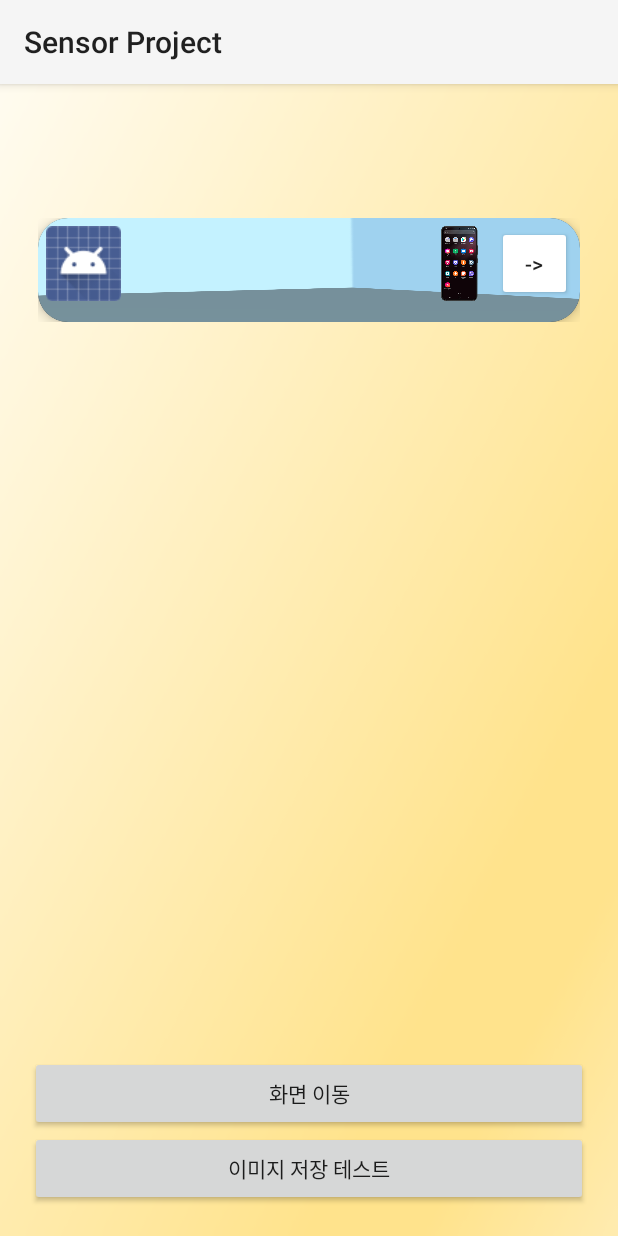
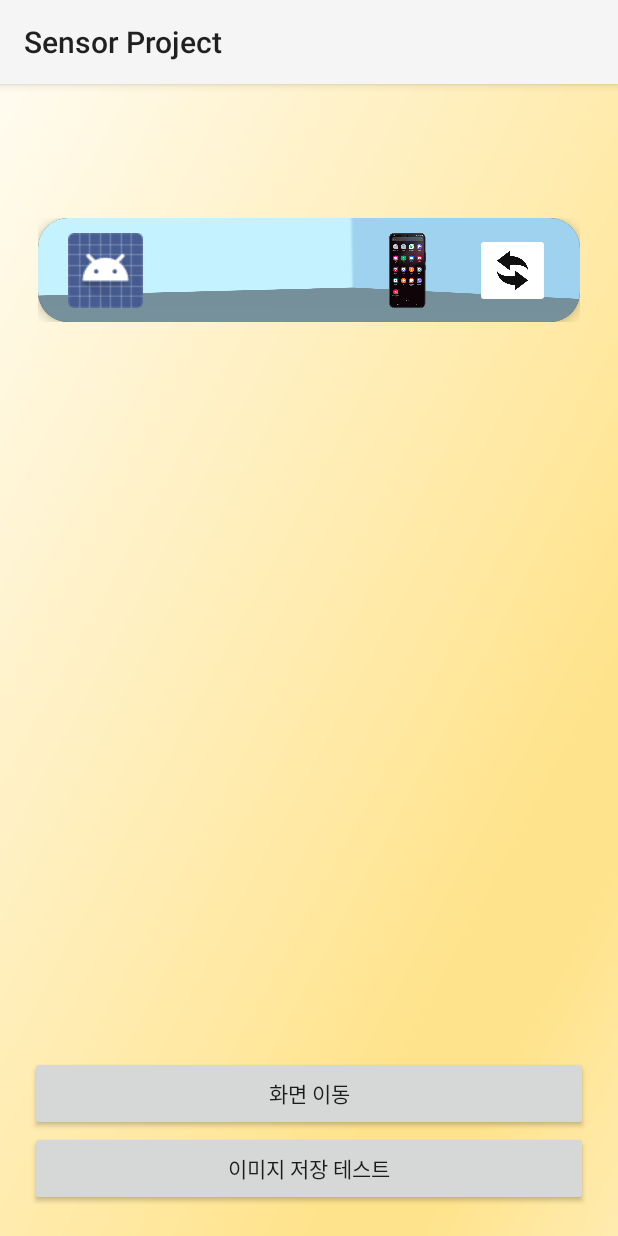
Before and after one commit to sky8492002/project_sensor, an Android app: the screen it shows after launch (MainActivity), on a phone screen of 412 x 824 dp. Run offline under Robolectric (Android 15) with nearby library versions, the phone set to English and light mode, and no system bars; our stand-ins replace Dagger/Hilt's generated code, Room's generated code, data binding, paging; libraries missing offline, so code that uses them is left out: androidx.hilt.work; 3 statements that could not run were skipped.

Commit message:
feat: 기록 열람 화면 레이아웃 수정 (새로고침 버튼 및 기록 텍스트 표시 위치)

```diff
--- a/app/src/main/java/com/choi/sensorproject/ui/showrecord/ShowRecordFragment.kt
+++ b/app/src/main/java/com/choi/sensorproject/ui/showrecord/ShowRecordFragment.kt
@@ -109,9 +109,11 @@ class ShowRecordFragment: Fragment() {
                     val curTime = System.currentTimeMillis()
                     if(centerModel.date == dayFormat.format(curTime) && centerModel.hour == hourFormat.format(curTime)){
                         binding.refreshButton.isEnabled = true
+                        binding.refreshButton.setImageAlpha(0xFF)
                     }
                     else{
                         binding.refreshButton.isEnabled = false
+                        binding.refreshButton.setImageAlpha(0x3F)
                     }
 
                     // 이전 coroutine job cancel 필수
--- a/app/src/main/res/layout/item_app_info.xml
+++ b/app/src/main/res/layout/item_app_info.xml
@@ -28,15 +28,16 @@
             <androidx.constraintlayout.widget.ConstraintLayout
                 android:layout_width="match_parent"
                 android:layout_height="match_parent"
-                android:layout_gravity="center_vertical"
                 android:background="@drawable/room"
-                android:padding="5dp">
+                android:paddingVertical="5dp"
+                android:paddingHorizontal="20dp">
 
                 <ImageView
                     android:id="@+id/app_icon_imageView"
                     android:layout_width="50dp"
                     android:layout_height="50dp"
                     app:layout_constraintTop_toTopOf="parent"
+                    app:layout_constraintBottom_toBottomOf="parent"
                     app:layout_constraintLeft_toLeftOf="parent"
                     bitmap_image = "@{appInfoUIModel.appIcon}"/>
 
@@ -45,17 +46,21 @@
                     android:layout_width="50dp"
                     android:layout_height="50dp"
                     app:layout_constraintTop_toTopOf="parent"
+                    app:layout_constraintBottom_toBottomOf="parent"
                     app:layout_constraintRight_toLeftOf="@+id/set_image_from_gallery_button"
+                    android:layout_marginEnd="20dp"
                     bitmap_image = "@{appInfoUIModel.appPlayingImage}" />
 
-                <Button
+                <ImageButton
                     android:id="@+id/set_image_from_gallery_button"
                     android:layout_width="50dp"
                     android:layout_height="50dp"
                     app:layout_constraintTop_toTopOf="parent"
+                    app:layout_constraintBottom_toBottomOf="parent"
                     app:layout_constraintRight_toRightOf="parent"
                     android:backgroundTint="@color/white"
-                    android:text="->"
+                    android:src="@drawable/update"
+                    android:scaleType = "fitCenter"
                     android:onClick="@{() -> settingClickHandler.setPlayingImageFromGalley(appInfoUIModel)}"/>
 
 
```
Also changed, not shown: app/src/main/res/layout/fragment_show_record.xml (+22 -22 lines), app/src/main/res/drawable/update.png (added).
